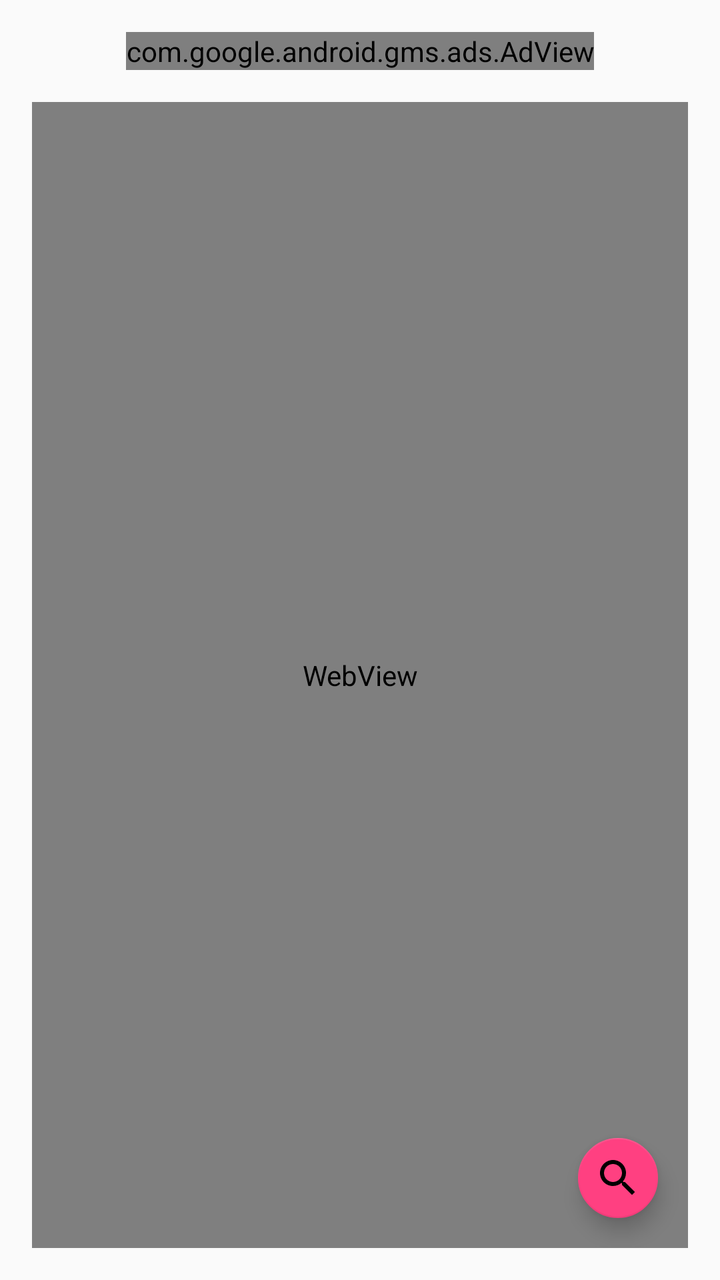
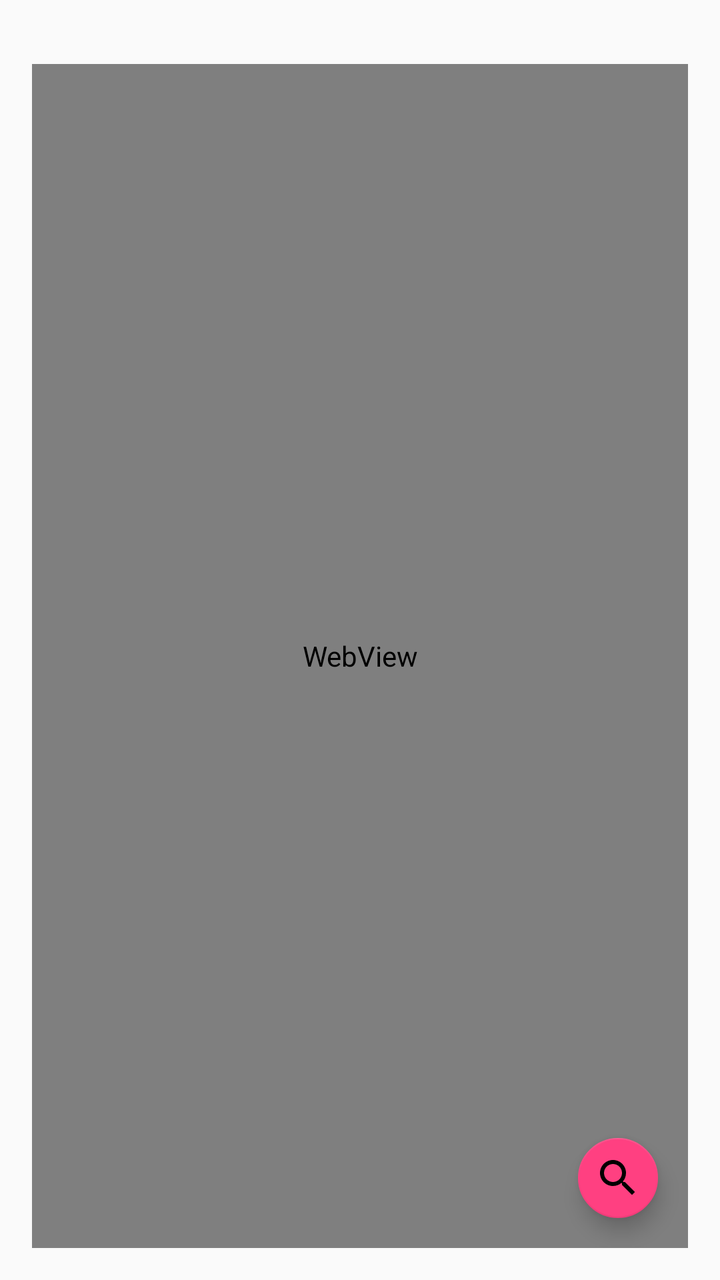

The first picture is an Android layout as it rendered before a commit; the second is the same layout after the commit. The layout source and the unified diff follow.
<!-- AndroidManifest.xml: application theme AppTheme -->
<!-- res/layout/content_main.xml -->
<?xml version="1.0" encoding="utf-8"?>
<RelativeLayout xmlns:android="http://schemas.android.com/apk/res/android"
    xmlns:ads="http://schemas.android.com/apk/res-auto"
    xmlns:app="http://schemas.android.com/apk/res-auto"
    xmlns:tools="http://schemas.android.com/tools"
    android:layout_width="match_parent"
    android:layout_height="match_parent"
    android:paddingBottom="@dimen/activity_vertical_margin"
    android:paddingLeft="@dimen/activity_horizontal_margin"
    android:paddingRight="@dimen/activity_horizontal_margin"
    android:paddingTop="@dimen/activity_vertical_margin"
    app:layout_behavior="@string/appbar_scrolling_view_behavior"
    tools:context="kz.talipovsn.ebook.MainActivity"
    tools:showIn="@layout/app_bar_main">

    
    <com.google.android.gms.ads.AdView
        android:id="@+id/adView"
        android:layout_width="wrap_content"
        android:layout_height="wrap_content"
        android:layout_centerHorizontal="true"
        android:layout_alignParentTop="true"
        ads:adSize="BANNER"
        ads:adUnitId="@string/banner_ad_unit_id"></com.google.android.gms.ads.AdView>

    
    <WebView
        android:id="@+id/webView"
        android:layout_width="match_parent"
        android:layout_height="match_parent"
        android:layout_below="@+id/adView"
        android:layout_above="@+id/searchToolLayout"
        android:layout_marginTop="@dimen/activity_vertical_margin"
        android:text="@string/app_name" />

    <RelativeLayout
        android:id="@+id/searchToolLayout"
        android:layout_width="wrap_content"
        android:layout_height="wrap_content"
        android:layout_alignParentBottom="true"
        android:background="@color/colorPrimary"
        android:visibility="gone">

        <EditText
            android:id="@+id/searchText"
            android:layout_width="140dp"
            android:layout_height="40dp"
            android:layout_alignParentLeft="true"
            android:layout_alignParentStart="true"
            android:layout_alignParentTop="true"
            android:hint="@string/search_hint"
            android:inputType="text"
            android:maxLines="1"
            android:padding="10sp"
            android:textColor="@color/textColor" />

        <ImageButton
            android:id="@+id/searchBackButton"
            style="@style/Base.Widget.AppCompat.Button.Borderless"
            android:layout_width="30dp"
            android:layout_height="35dp"
            android:layout_alignParentTop="true"
            android:layout_toEndOf="@+id/searchText"
            android:layout_toRightOf="@+id/searchText"
            app:srcCompat="@drawable/ic_action_prev" />

        <ImageButton
            android:id="@+id/searchForwardButton"
            style="@style/Base.Widget.AppCompat.Button.Borderless"
            android:layout_width="30dp"
            android:layout_height="35dp"
            android:layout_alignParentTop="true"
            android:layout_toEndOf="@id/searchBackButton"
            android:layout_toRightOf="@id/searchBackButton"
            app:srcCompat="@drawable/ic_action_next" />

        <TextView
            android:id="@+id/searchCountText"
            android:layout_width="wrap_content"
            android:layout_height="35dp"
            android:layout_alignParentTop="true"
            android:layout_toEndOf="@id/searchForwardButton"
            android:layout_toLeftOf="@+id/searchCloseButton"
            android:layout_toRightOf="@id/searchForwardButton"
            android:layout_toStartOf="@+id/searchCloseButton"
            android:paddingTop="10sp"
            android:textColor="@color/textColor" />

        <ImageButton
            android:id="@+id/searchCloseButton"
            style="@style/Base.Widget.AppCompat.Button.Borderless"
            android:layout_width="30dp"
            android:layout_height="35dp"
            android:layout_alignParentEnd="true"
            android:layout_alignParentRight="true"
            android:layout_alignParentTop="true"
            app:srcCompat="@drawable/ic_action_close" />

    </RelativeLayout>

    <com.google.android.material.floatingactionbutton.FloatingActionButton
        android:id="@+id/searchButton"
        android:layout_width="wrap_content"
        android:layout_height="wrap_content"
        android:layout_alignParentBottom="true"
        android:layout_alignParentRight="true"
        android:layout_margin="15dp"
        android:clickable="true"
        android:elevation="12dp"
        ads:srcCompat="@drawable/ic_action_search"
        app:fabSize="mini" />

</RelativeLayout>
<!-- res/layout/app_bar_main.xml (included above) -->
<?xml version="1.0" encoding="utf-8"?>
<androidx.coordinatorlayout.widget.CoordinatorLayout
    xmlns:android="http://schemas.android.com/apk/res/android"
    xmlns:app="http://schemas.android.com/apk/res-auto"
    xmlns:tools="http://schemas.android.com/tools"
    android:layout_width="match_parent"
    android:layout_height="match_parent"
    tools:context="kz.talipovsn.ebook.MainActivity">

    <com.google.android.material.appbar.AppBarLayout
        android:layout_width="match_parent"
        android:layout_height="wrap_content"
        android:theme="@style/AppTheme.AppBarOverlay">

        <androidx.appcompat.widget.Toolbar
            android:id="@+id/toolbar"
            android:layout_width="match_parent"
            android:layout_height="?attr/actionBarSize"
            android:background="?attr/colorPrimary"
            app:popupTheme="@style/AppTheme.PopupOverlay"/>

    </com.google.android.material.appbar.AppBarLayout>

    <include layout="@layout/content_main"/>

</androidx.coordinatorlayout.widget.CoordinatorLayout>
<!-- resources referenced by this layout -->
<resources>
  <color name="colorPrimary">#3F51B5</color>
  <color name="textColor">#E0E0E0</color>
  <dimen name="activity_horizontal_margin">16dp</dimen>
  <dimen name="activity_vertical_margin">16dp</dimen>
  <!-- drawable ic_action_close (drawable) -->
  <vector xmlns:android="http://schemas.android.com/apk/res/android"
          android:width="24dp"
          android:height="24dp"
          android:viewportWidth="24.0"
          android:viewportHeight="24.0">
      <path
          android:fillColor="#FF000000"
          android:pathData="M19,6.41L17.59,5 12,10.59 6.41,5 5,6.41 10.59,12 5,17.59 6.41,19 12,13.41 17.59,19 19,17.59 13.41,12z"/>
  </vector>
  <!-- drawable ic_action_next (drawable) -->
  <vector xmlns:android="http://schemas.android.com/apk/res/android"
          android:width="24dp"
          android:height="24dp"
          android:viewportWidth="24.0"
          android:viewportHeight="24.0">
      <path
          android:fillColor="#FF000000"
          android:pathData="M12,4l-1.41,1.41L16.17,11H4v2h12.17l-5.58,5.59L12,20l8,-8z"/>
  </vector>
  <!-- drawable ic_action_prev (drawable) -->
  <vector xmlns:android="http://schemas.android.com/apk/res/android"
          android:width="24dp"
          android:height="24dp"
          android:viewportWidth="24.0"
          android:viewportHeight="24.0">
      <path
          android:fillColor="#FF000000"
          android:pathData="M20,11H7.83l5.59,-5.59L12,4l-8,8 8,8 1.41,-1.41L7.83,13H20v-2z"/>
  </vector>
  <!-- drawable ic_action_search (drawable) -->
  <vector xmlns:android="http://schemas.android.com/apk/res/android"
          android:width="24dp"
          android:height="24dp"
          android:viewportWidth="24.0"
          android:viewportHeight="24.0">
      <path
          android:fillColor="#FF000000"
          android:pathData="M15.5,14h-0.79l-0.28,-0.27C15.41,12.59 16,11.11 16,9.5 16,5.91 13.09,3 9.5,3S3,5.91 3,9.5 5.91,16 9.5,16c1.61,0 3.09,-0.59 4.23,-1.57l0.27,0.28v0.79l5,4.99L20.49,19l-4.99,-5zM9.5,14C7.01,14 5,11.99 5,9.5S7.01,5 9.5,5 14,7.01 14,9.5 11.99,14 9.5,14z"/>
  </vector>
  <string name="app_name">TSN_DEMO_04_EBook</string>
  <string name="banner_ad_unit_id">ca-app-pub-3940256099942544/6300978111</string>
  <string name="search_hint">Поиск</string>
  <style name="AppTheme.AppBarOverlay" parent="ThemeOverlay.AppCompat.Dark.ActionBar" />
  <style name="AppTheme.PopupOverlay" parent="ThemeOverlay.AppCompat.Light" />
  <style name="AppTheme" parent="Theme.AppCompat.Light.DarkActionBar">
          
          <item name="colorPrimary">@color/colorPrimary</item>
          <item name="colorPrimaryDark">@color/colorPrimaryDark</item>
          <item name="colorAccent">@color/colorAccent</item>
      </style>
  <color name="colorPrimaryDark">#303F9F</color>
  <color name="colorAccent">#FF4081</color>
</resources>

<!-- the commit's change to res/layout/content_main.xml (unified diff, before → after) -->
@@ -12,16 +12,6 @@
     app:layout_behavior="@string/appbar_scrolling_view_behavior"
     tools:context="kz.talipovsn.ebook.MainActivity"
     tools:showIn="@layout/app_bar_main">
-
-    
-    <com.google.android.gms.ads.AdView
-        android:id="@+id/adView"
-        android:layout_width="wrap_content"
-        android:layout_height="wrap_content"
-        android:layout_centerHorizontal="true"
-        android:layout_alignParentTop="true"
-        ads:adSize="BANNER"
-        ads:adUnitId="@string/banner_ad_unit_id"></com.google.android.gms.ads.AdView>
 
     
     <WebView
<!-- resource entries referenced after the edit -->
@@ -45,7 +45,6 @@
           android:pathData="M15.5,14h-0.79l-0.28,-0.27C15.41,12.59 16,11.11 16,9.5 16,5.91 13.09,3 9.5,3S3,5.91 3,9.5 5.91,16 9.5,16c1.61,0 3.09,-0.59 4.23,-1.57l0.27,0.28v0.79l5,4.99L20.49,19l-4.99,-5zM9.5,14C7.01,14 5,11.99 5,9.5S7.01,5 9.5,5 14,7.01 14,9.5 11.99,14 9.5,14z"/>
   </vector>
   <string name="app_name">TSN_DEMO_04_EBook</string>
-  <string name="banner_ad_unit_id">ca-app-pub-3940256099942544/6300978111</string>
   <string name="search_hint">Поиск</string>
   <style name="AppTheme.AppBarOverlay" parent="ThemeOverlay.AppCompat.Dark.ActionBar" />
   <style name="AppTheme.PopupOverlay" parent="ThemeOverlay.AppCompat.Light" />
